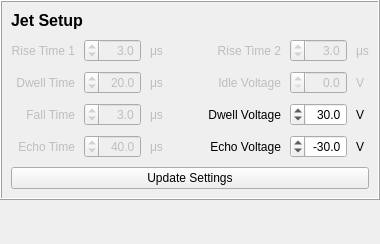
First picture: the form in src/ui/jettingwidget.ui, repository BYUCreateResearchLab/CREATE_LAB_Binder_Jet_Printer, before the edit.
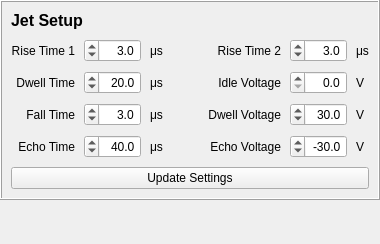
Second picture: the form after the edit.

Diff of the .ui file:
```diff
--- a/src/ui/jettingwidget.ui
+++ b/src/ui/jettingwidget.ui
@@ -46,6 +46,9 @@
    </item>
    <item row="0" column="0">
     <widget class="QFrame" name="jetSettingsFrame">
+     <property name="enabled">
+      <bool>true</bool>
+     </property>
      <property name="frameShape">
       <enum>QFrame::Box</enum>
      </property>
@@ -59,7 +62,7 @@
       <item row="1" column="1">
        <widget class="QDoubleSpinBox" name="riseTime1SpinBox">
         <property name="enabled">
-         <bool>false</bool>
+         <bool>true</bool>
         </property>
         <property name="sizePolicy">
          <sizepolicy hsizetype="Expanding" vsizetype="Fixed">
@@ -84,7 +87,7 @@
       <item row="2" column="6">
        <widget class="QLabel" name="label_14">
         <property name="enabled">
-         <bool>false</bool>
+         <bool>true</bool>
         </property>
         <property name="sizePolicy">
          <sizepolicy hsizetype="Minimum" vsizetype="Preferred">
@@ -113,7 +116,7 @@
       <item row="3" column="2">
        <widget class="QLabel" name="label_8">
         <property name="enabled">
-         <bool>false</bool>
+         <bool>true</bool>
         </property>
         <property name="sizePolicy">
          <sizepolicy hsizetype="Minimum" vsizetype="Preferred">
@@ -142,7 +145,7 @@
       <item row="3" column="0">
        <widget class="QLabel" name="label_4">
         <property name="enabled">
-         <bool>false</bool>
+         <bool>true</bool>
         </property>
         <property name="layoutDirection">
          <enum>Qt::RightToLeft</enum>
@@ -171,7 +174,7 @@
       <item row="2" column="5">
        <widget class="QDoubleSpinBox" name="idleVoltageSpinBox">
         <property name="enabled">
-         <bool>false</bool>
+         <bool>true</bool>
         </property>
         <property name="sizePolicy">
          <sizepolicy hsizetype="Preferred" vsizetype="Fixed">
@@ -218,7 +221,7 @@
       <item row="1" column="5">
        <widget class="QDoubleSpinBox" name="riseTime2SpinBox">
         <property name="enabled">
-         <bool>false</bool>
+         <bool>true</bool>
         </property>
         <property name="sizePolicy">
          <sizepolicy hsizetype="Expanding" vsizetype="Fixed">
@@ -243,7 +246,7 @@
       <item row="2" column="1">
        <widget class="QDoubleSpinBox" name="dwellTimeSpinBox">
         <property name="enabled">
-         <bool>false</bool>
+         <bool>true</bool>
         </property>
         <property name="sizePolicy">
          <sizepolicy hsizetype="Preferred" vsizetype="Fixed">
@@ -268,7 +271,7 @@
       <item row="3" column="1">
        <widget class="QDoubleSpinBox" name="fallTimeSpinBox">
         <property name="enabled">
-         <bool>false</bool>
+         <bool>true</bool>
         </property>
         <property name="sizePolicy">
          <sizepolicy hsizetype="Preferred" vsizetype="Fixed">
@@ -293,7 +296,7 @@
       <item row="1" column="4">
        <widget class="QLabel" name="label_9">
         <property name="enabled">
-         <bool>false</bool>
+         <bool>true</bool>
         </property>
         <property name="layoutDirection">
          <enum>Qt::RightToLeft</enum>
@@ -366,7 +369,7 @@
       <item row="2" column="4">
        <widget class="QLabel" name="label_10">
         <property name="enabled">
-         <bool>false</bool>
+         <bool>true</bool>
         </property>
         <property name="layoutDirection">
          <enum>Qt::RightToLeft</enum>
@@ -389,7 +392,7 @@
       <item row="2" column="0">
        <widget class="QLabel" name="label_3">
         <property name="enabled">
-         <bool>false</bool>
+         <bool>true</bool>
         </property>
         <property name="layoutDirection">
          <enum>Qt::RightToLeft</enum>
@@ -405,7 +408,7 @@
       <item row="1" column="0">
        <widget class="QLabel" name="label">
         <property name="enabled">
-         <bool>false</bool>
+         <bool>true</bool>
         </property>
         <property name="layoutDirection">
          <enum>Qt::RightToLeft</enum>
@@ -421,7 +424,7 @@
       <item row="2" column="2">
        <widget class="QLabel" name="label_5">
         <property name="enabled">
-         <bool>false</bool>
+         <bool>true</bool>
         </property>
         <property name="sizePolicy">
          <sizepolicy hsizetype="Minimum" vsizetype="Preferred">
@@ -437,7 +440,7 @@
       <item row="4" column="2">
        <widget class="QLabel" name="label_6">
         <property name="enabled">
-         <bool>false</bool>
+         <bool>true</bool>
         </property>
         <property name="sizePolicy">
          <sizepolicy hsizetype="Minimum" vsizetype="Preferred">
@@ -453,7 +456,7 @@
       <item row="1" column="6">
        <widget class="QLabel" name="label_13">
         <property name="enabled">
-         <bool>false</bool>
+         <bool>true</bool>
         </property>
         <property name="sizePolicy">
          <sizepolicy hsizetype="Minimum" vsizetype="Preferred">
@@ -469,7 +472,7 @@
       <item row="1" column="2">
        <widget class="QLabel" name="label_2">
         <property name="enabled">
-         <bool>false</bool>
+         <bool>true</bool>
         </property>
         <property name="sizePolicy">
          <sizepolicy hsizetype="Minimum" vsizetype="Preferred">
@@ -485,7 +488,7 @@
       <item row="4" column="0">
        <widget class="QLabel" name="label_7">
         <property name="enabled">
-         <bool>false</bool>
+         <bool>true</bool>
         </property>
         <property name="layoutDirection">
          <enum>Qt::RightToLeft</enum>
@@ -501,7 +504,7 @@
       <item row="4" column="1">
        <widget class="QDoubleSpinBox" name="echoTimeSpinBox">
         <property name="enabled">
-         <bool>false</bool>
+         <bool>true</bool>
         </property>
         <property name="sizePolicy">
          <sizepolicy hsizetype="Preferred" vsizetype="Fixed">
```
